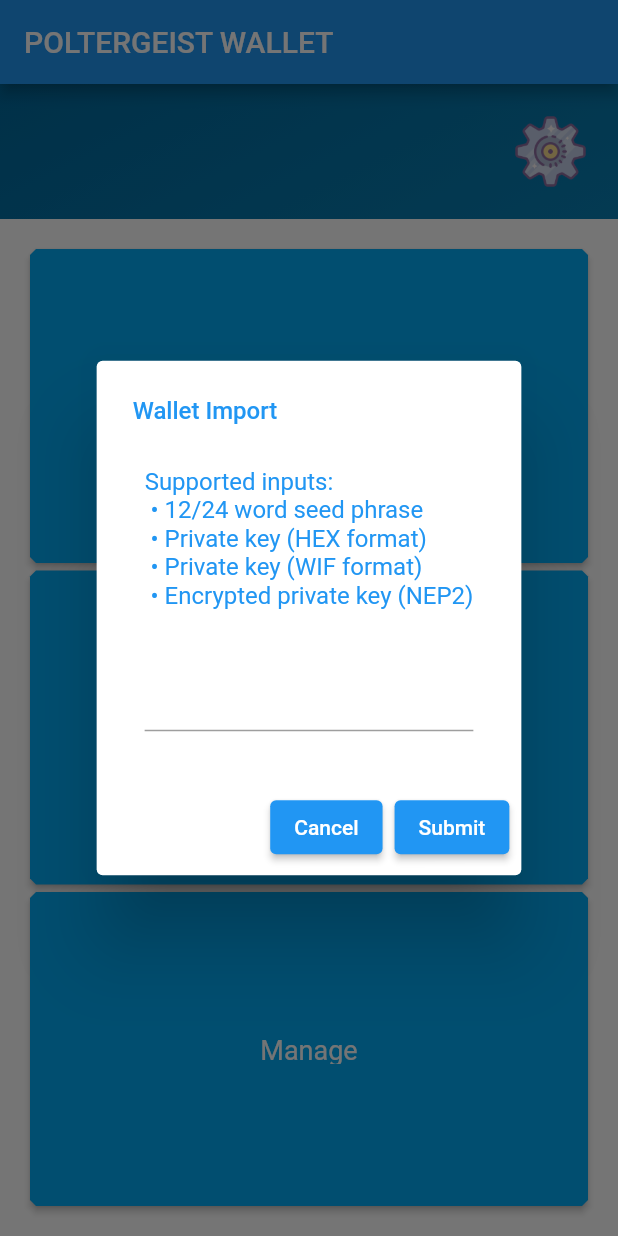
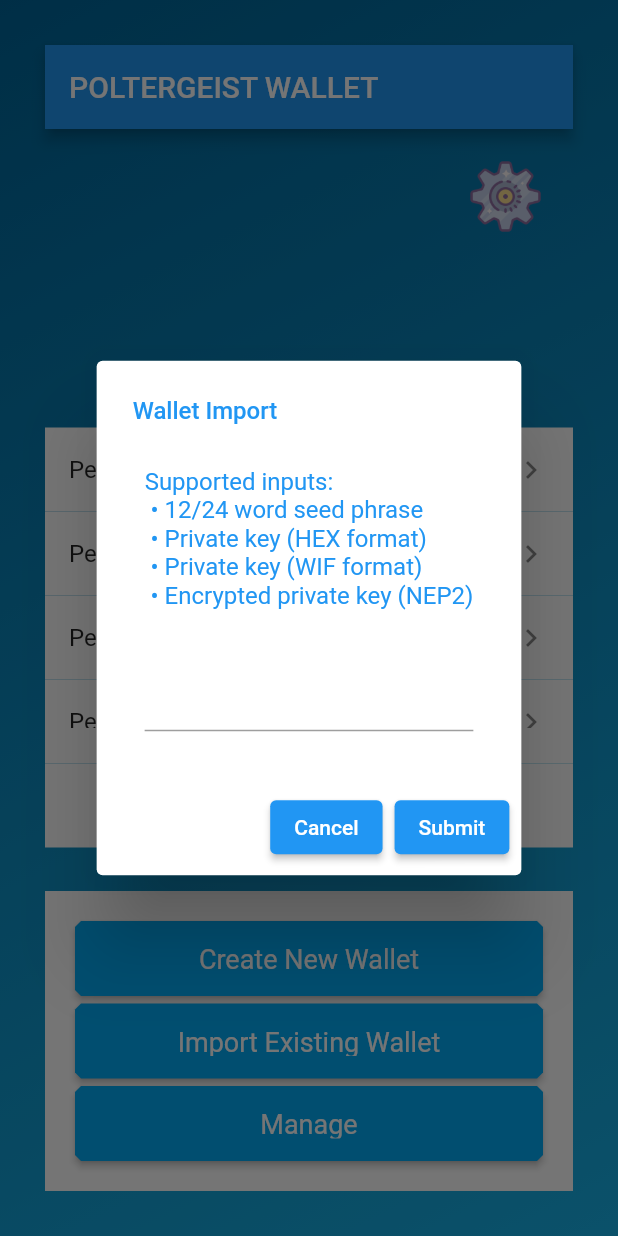
Before and after one commit to atrang789/PoltergeistWallet, a Flutter app: the screen it shows after launch, after a tap on "Import Existing Wallet", on a phone screen of 412 x 824 dp. Run offline on Flutter 3.47's test engine with Material 2 defaults, Android fonts, the phone set to English and light mode, and no system bars; our stand-ins replace animated_text_kit, cloud_firestore, firebase_core, modal_progress_hud; accounts and stored records are empty.

Commit message:
updated welcome view to contain list and navigate to wallet details

```diff
--- /dev/null
+++ b/lib/components/wallet_list_widget.dart
@@ -0,0 +1,21 @@
+import 'package:flutter/material.dart';
+import 'package:poltergeistwallet/components/wallet_tile_widget.dart';
+import 'package:poltergeistwallet/model/wallet_info.dart';
+
+class WalletListWidget extends StatefulWidget {
+  WalletListWidget(this.walletInfoList);
+
+  List<WalletInfo> walletInfoList;
+
+  @override
+  _WalletListStateState createState() => _WalletListStateState();
+}
+
+class _WalletListStateState extends State<WalletListWidget> {
+  @override
+  Widget build(BuildContext context) {
+    return ListView.builder(itemBuilder: (context, index){
+      return WalletTileWidget(widget.walletInfoList[index].walletName);
+    }, itemCount: widget.walletInfoList.length,);
+  }
+}
--- /dev/null
+++ b/lib/components/wallet_tile_widget.dart
@@ -0,0 +1,23 @@
+import 'package:flutter/material.dart';
+import 'package:poltergeistwallet/screens/wallet_detail_screen.dart';
+
+class WalletTileWidget extends StatelessWidget {
+  WalletTileWidget(this.name);
+
+  final String name;
+
+  @override
+  Widget build(BuildContext context) {
+    return ListTile(title: Text(name), trailing: Icon(Icons.navigate_next), tileColor: Colors.white, onTap: () {navigateToWalletDetails(context);},);
+  }
+
+  void navigateToWalletDetails(BuildContext context) {
+    Navigator.push(
+      context,
+      MaterialPageRoute(
+        builder: (context) => WalletDetail(
+        ),
+      ),
+    );
+  }
+}
--- /dev/null
+++ b/lib/model/address_type.dart
@@ -0,0 +1,13 @@
+enum CryptoType {
+  Phantasma,
+  Ethereum,
+  Neo,
+  Binance
+}
+
+class AddressType {
+  AddressType();
+
+  String address;
+  String qrCode;
+}
--- /dev/null
+++ b/lib/model/wallet_info.dart
@@ -0,0 +1,9 @@
+
+import 'package:poltergeistwallet/model/address_type.dart';
+
+class WalletInfo {
+  WalletInfo(this.walletName);
+
+  String walletName;
+  List<AddressType> addressType;
+}
--- /dev/null
+++ b/lib/screens/wallet_detail_screen.dart
@@ -0,0 +1,13 @@
+import 'package:flutter/material.dart';
+
+class WalletDetail extends StatefulWidget {
+  @override
+  _WalletDetailState createState() => _WalletDetailState();
+}
+
+class _WalletDetailState extends State<WalletDetail> {
+  @override
+  Widget build(BuildContext context) {
+    return Container();
+  }
+}
--- a/lib/screens/welcome_screen.dart
+++ b/lib/screens/welcome_screen.dart
@@ -3,10 +3,11 @@ import 'package:flutter/material.dart';
 import 'package:poltergeistwallet/components/alert_dialog_component.dart';
 import 'package:poltergeistwallet/components/square_button.dart';
 import 'package:poltergeistwallet/constants.dart';
+import 'package:poltergeistwallet/model/wallet_info.dart';
 import 'package:poltergeistwallet/screens/create_wallet_screen.dart';
-import 'package:poltergeistwallet/screens/import_wallet_screen.dart';
 import 'package:poltergeistwallet/screens/manage_screen.dart';
 import 'package:poltergeistwallet/screens/settings_screen.dart';
+import 'package:poltergeistwallet/components/wallet_list_widget.dart';
 
 class WelcomeScreen extends StatefulWidget {
   static String id = 'welcome_screen';
@@ -20,6 +21,7 @@ class _WelcomeScreenState extends State<WelcomeScreen> with SingleTickerProvider
   final String _importWalletText = 'Import Existing Wallet';
   final String _manageButtonText = 'Manage';
   final double _sizedBoxHeight = 5;
+  List<WalletInfo> _walletInfoList;
 
   AnimationController _animationController;
   Animation _animation;
@@ -35,12 +37,18 @@ class _WelcomeScreenState extends State<WelcomeScreen> with SingleTickerProvider
     _animationController.addListener(() {
       setState(() {});
     });
+
+    //mock new data for walletList
+    getWalletList();
+
+    print('init state print');
   }
 
   @override
   Widget build(BuildContext context) {
     return SafeArea(
       child: Container(
+        padding: EdgeInsets.all(30.0),
         decoration: BoxDecoration(
             gradient: LinearGradient(
                 begin: Alignment.bottomRight,
@@ -74,10 +82,13 @@ class _WelcomeScreenState extends State<WelcomeScreen> with SingleTickerProvider
                   ),
                 ),
 
-                //Insert list here
+                Container(
+                  height: 200,
+                  child:    WalletListWidget(_walletInfoList),
+                ),
 
-                Expanded(
-                    child: Container(
+                Container(
+                  height: 200,
                   color: Colors.white,
                   padding: EdgeInsets.all(20.0),
                   child: Column(
@@ -110,10 +121,18 @@ class _WelcomeScreenState extends State<WelcomeScreen> with SingleTickerProvider
                       ),
                     ],
                   )
-                )),
+                ),
               ]),
         ),
       ),
     );
   }
+
+  void getWalletList() {
+    _walletInfoList = [];
+
+    for (var i = 0; i < 5; i++) {
+      _walletInfoList.add(new WalletInfo('Personal Wallet $i'));
     }
+  }
+}
```
Lines whose indentation alone changed are shown as unchanged.
